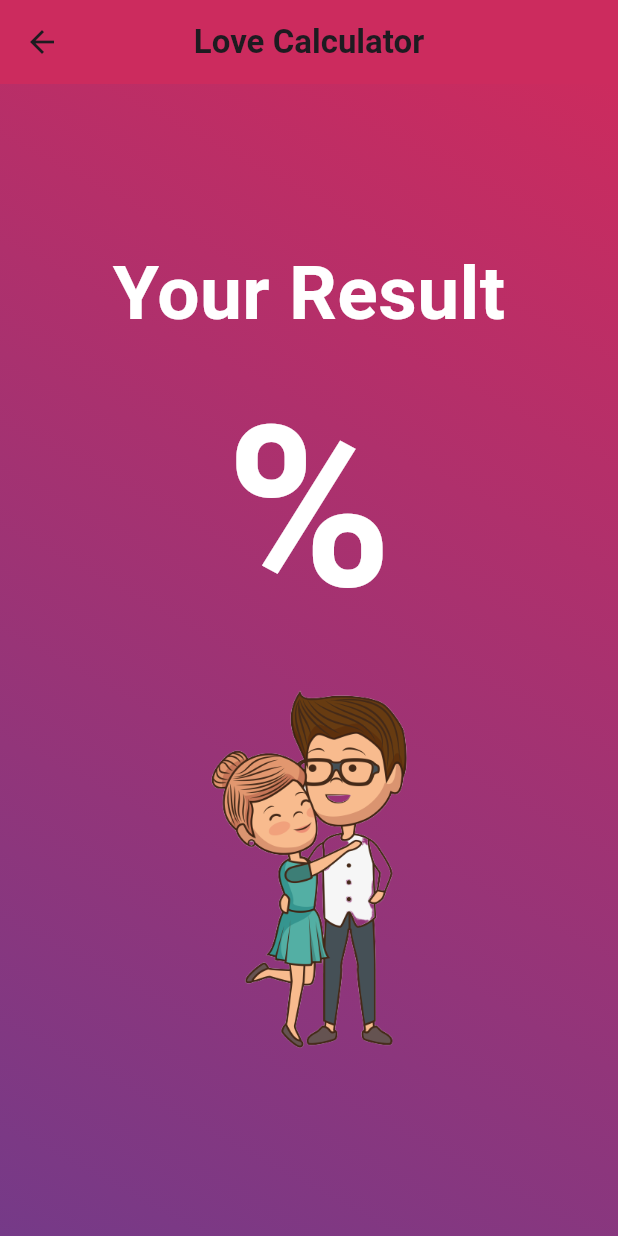
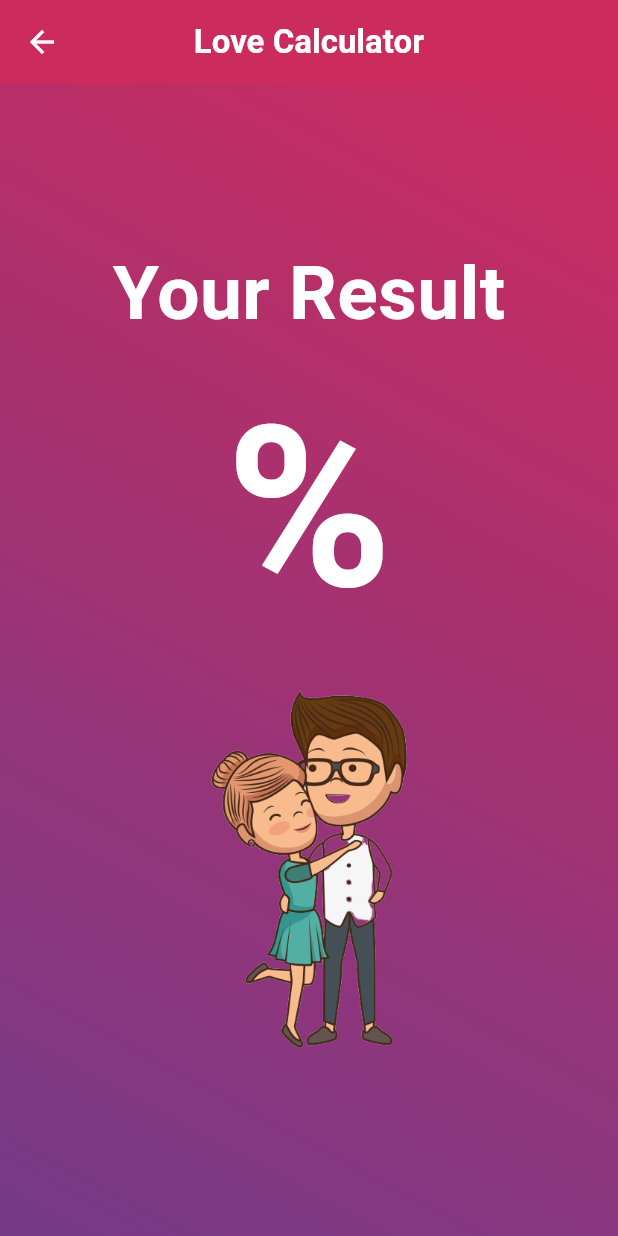
Before and after one commit to imyashadulkar/flutter_love_calculator, a Flutter app: the ResultPage screen opened directly with empty values, on a phone screen of 412 x 824 dp. Run offline on Flutter 3.47's test engine with Material 3 defaults, Android fonts, the phone set to English and light mode, and no system bars; our stand-ins replace font_awesome_flutter.

Commit message:
Update resultpage.dart

```diff
--- a/lib/resultpage.dart
+++ b/lib/resultpage.dart
@@ -33,11 +33,13 @@ class ResultPage extends StatelessWidget {
           ),
         ),
         backgroundColor: Colors.transparent,
+        foregroundColor: Colors.white,
         centerTitle: true,
         title: Text(
           'Love Calculator',
           style: TextStyle(
             fontWeight: FontWeight.bold,
+            color: Colors.white,
           ),
         ),
         systemOverlayStyle: SystemUiOverlayStyle.light,
```
